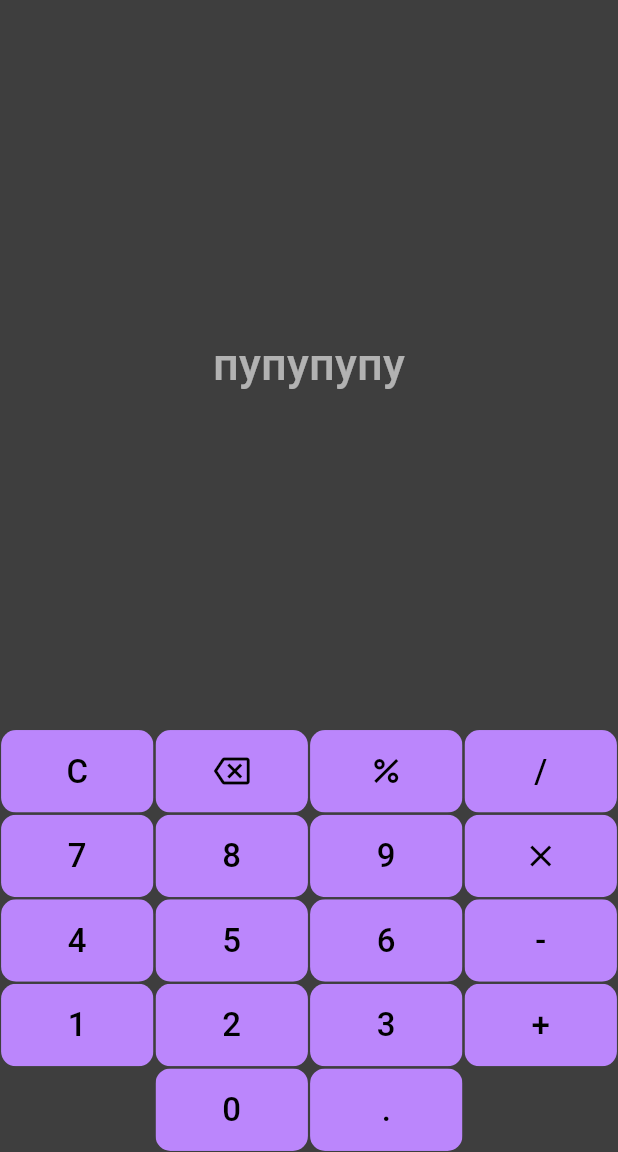
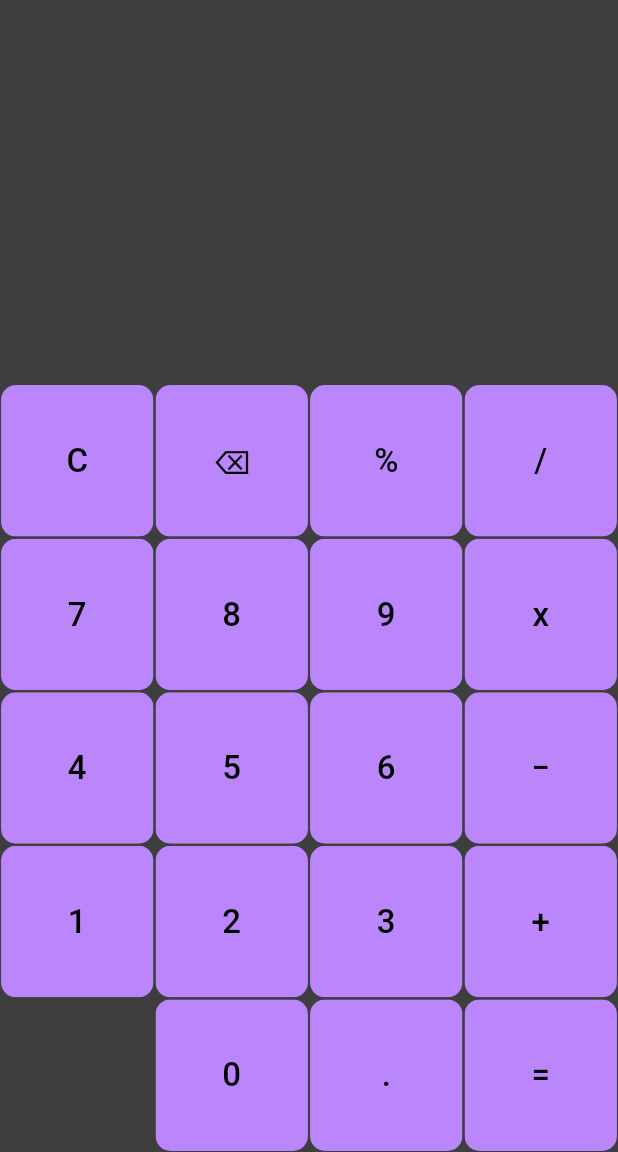
Before and after one commit to Knyrl/flutter_calc, a Flutter app: the screen it shows after launch, on a phone screen of 412 x 824 dp, the part 84-1236 px from its top. Run offline on Flutter 3.47's test engine with Material 3 defaults, Android fonts, the phone set to English and light mode, and no system bars; our stand-ins replace get.

Commit message:
getX is implemented

```diff
--- a/lib/calculator_app.dart
+++ b/lib/calculator_app.dart
@@ -1,5 +1,6 @@
 import 'package:flutter/material.dart';
 import 'package:flutter_calculator/theme/theme.dart';
+import 'package:get/get.dart';
 
 import 'routes/routes.dart';
 
@@ -9,7 +10,7 @@ class Calculator extends StatelessWidget {
   // This widget is the root of your application.
   @override
   Widget build(BuildContext context) {
-    return MaterialApp(
+    return GetMaterialApp(
       debugShowCheckedModeBanner: false,
       title: "My own calculator",
       theme: theme,
--- /dev/null
+++ b/lib/controller/calculator_controller.dart
@@ -0,0 +1,16 @@
+import 'package:get/get.dart';
+
+class CalculatorController extends GetxController {
+  RxString userInput = "".obs;
+  RxString result = "".obs;
+  String addData(value) => userInput.value += value;
+  String delData() => userInput.value = userInput.value.isNotEmpty
+      ? userInput.value.substring(0, userInput.value.length - 1)
+      : userInput.value;
+  void clearData() {
+    userInput.value = '';
+    result.value = '';
+  }
+
+  String calculate(value) => result.value = "= Посчитай сам, дура";
+}
--- /dev/null
+++ b/lib/features/widgets/Keyboard.dart
@@ -0,0 +1,99 @@
+// ignore_for_file: public_member_api_docs, sort_constructors_first
+import 'package:flutter/material.dart';
+import 'package:flutter_calculator/controller/calculator_controller.dart';
+
+import 'package:flutter_calculator/features/widgets/calculator_button.dart';
+import 'package:get/get.dart';
+
+class Keyboard extends StatelessWidget {
+  const Keyboard({
+    super.key,
+  });
+  @override
+  Widget build(BuildContext context) {
+    return const Column(
+      children: [
+        Expanded(
+          child: KeyboardRow(
+            names: ['C', '⌫', '%', '/'],
+          ),
+        ),
+        Expanded(
+          child: KeyboardRow(
+            names: ['7', '8', '9', 'x'],
+          ),
+        ),
+        Expanded(
+          child: KeyboardRow(
+            names: ['4', '5', '6', '−'],
+          ),
+        ),
+        Expanded(
+          child: KeyboardRow(
+            names: ['1', '2', '3', '+'],
+          ),
+        ),
+        Expanded(
+          child: KeyboardRow(
+            names: ['00', '0', '.', '='],
+          ),
+        ),
+      ],
+    );
+  }
+}
+
+class KeyboardRow extends StatelessWidget {
+  const KeyboardRow({
+    super.key,
+    required this.names,
+  });
+  final List<String> names;
+
+  @override
+  Widget build(BuildContext context) {
+    return Row(
+      children: List.generate(
+        names.length,
+        (index) => Expanded(
+          child: names[index] == '00'
+              ? const Spacer()
+              : names[index] == "C"
+                  ? CalculatorButton(
+                      buttonTapped: () {
+                        Get.find<CalculatorController>().clearData();
+                      },
+                      name: names[index],
+                    )
+                  : names[index] == "⌫"
+                      ? CalculatorButton(
+                          buttonTapped: () {
+                            Get.find<CalculatorController>()
+                                    .result
+                                    .value
+                                    .isEmpty
+                                ? Get.find<CalculatorController>().delData()
+                                : null;
+                          },
+                          name: names[index],
+                        )
+                      : names[index] == "="
+                          ? CalculatorButton(
+                              buttonTapped: () {
+                                Get.find<CalculatorController>()
+                                    .calculate(names[index]);
+                              },
+                              name: names[index],
+                            )
+                          : CalculatorButton(
+                              buttonTapped: () {
+                                Get.find<CalculatorController>()
+                                    .addData(names[index]);
+                              },
+                              name: names[index],
+                            ),
+        ),
+      ),
+    );
+  }
+}
--- a/lib/features/widgets/calculator_button.dart
+++ b/lib/features/widgets/calculator_button.dart
@@ -2,59 +2,29 @@
 import 'package:flutter/material.dart';
 
 class CalculatorButton extends StatelessWidget {
-  const CalculatorButton({
-    super.key,
-    required this.name,
-    this.icon,
-  });
+  const CalculatorButton({super.key, required this.name, this.buttonTapped});
 
   final String name;
-  final IconData? icon;
+  final buttonTapped;
 
-//   @override
-//   Widget build(BuildContext context) {
-//     final theme = Theme.of(context);
-//     return DecoratedBox(
-//       decoration: BoxDecoration(shape: BoxShape.circle),
-//       child: ElevatedButton(
-//         style: theme.elevatedButtonTheme.style,
-//         onPressed: () {},
-//         child: icon != null
-//             ? Icon(
-//                 icon,
-//                 color: theme.colorScheme.onPrimary,
-//               )
-//             : Text(
-//                 name,
-//                 style: theme.textTheme.labelMedium,
-//               ),
-//       ),
-//     );
-//   }
-// }
   @override
   Widget build(BuildContext context) {
     final theme = Theme.of(context);
 
     return GestureDetector(
-      onTap: () {},
+      onTap: buttonTapped,
       child: Padding(
         padding: const EdgeInsets.all(0.7),
         child: ClipRRect(
           borderRadius: BorderRadius.circular(10),
           child: Container(
-            height: 55,
+            // height: 120,
             color: theme.colorScheme.primary,
             child: Center(
-              child: icon != null
-                  ? Icon(
-                      icon,
-                      color: theme.colorScheme.onPrimary,
-                    )
-                  : Text(
-                      name,
-                      style: theme.textTheme.labelMedium,
-                    ),
+              child: Text(
+                name,
+                style: theme.textTheme.labelMedium,
+              ),
             ),
           ),
         ),
--- a/lib/features/widgets/ceyboard.dart
+++ /dev/null
@@ -1,61 +0,0 @@
-// ignore_for_file: public_member_api_docs, sort_constructors_first
-import 'package:flutter/material.dart';
-
-import 'package:flutter_calculator/features/widgets/calculator_button.dart';
-
-class Ceyboard extends StatelessWidget {
-  const Ceyboard({
-    super.key,
-  });
-
-  @override
-  Widget build(BuildContext context) {
-    return const Column(
-      children: [
-        CeyboardRow(
-          names: ['C', Icons.backspace_outlined, Icons.percent, '/'],
-        ),
-        CeyboardRow(
-          names: ['7', '8', '9', Icons.close],
-        ),
-        CeyboardRow(
-          names: ['4', '5', '6', '-'],
-        ),
-        CeyboardRow(
-          names: ['1', '2', '3', '+'],
-        ),
-        CeyboardRow(
-          names: ['00', '0', '.', '00'],
-        ),
-      ],
-    );
-  }
-}
-
-class CeyboardRow extends StatelessWidget {
-  const CeyboardRow({
-    super.key,
-    required this.names,
-  });
-  final List<Object> names;
-  @override
-  Widget build(BuildContext context) {
-    return Row(
-      children: List.generate(
-        names.length,
-        (index) => Expanded(
-          child: names[index].toString() == '00'
-              ? const Spacer()
-              : names[index] is String
-                  ? CalculatorButton(
-                      name: names[index].toString(),
-                    )
-                  : CalculatorButton(
-                      name: names[index].toString(),
-                      icon: names[index] as IconData,
-                    ),
-        ),
-      ),
-    );
-  }
-}
--- a/lib/view/calculator_screen.dart
+++ b/lib/view/calculator_screen.dart
@@ -1,55 +1,37 @@
 import 'package:flutter/material.dart';
-import 'package:flutter_calculator/features/widgets/ceyboard.dart';
+import 'package:flutter_calculator/controller/calculator_controller.dart';
+import 'package:flutter_calculator/features/widgets/Keyboard.dart';
+import 'package:get/get.dart';
 
-class CalculatorScreen extends StatefulWidget {
+class CalculatorScreen extends StatelessWidget {
   const CalculatorScreen({super.key});
-
-  @override
-  CalculatorScreenState createState() => CalculatorScreenState();
-}
-
-class CalculatorScreenState extends State<CalculatorScreen> {
-  Widget body() {
-    final theme = Theme.of(context);
-    return Column(
-      children: [
-        Expanded(
-          child: Center(
-            child: Text(
-              // _output,
-              'пупупупу',
-              // textAlign: TextAlign.end,
-              style: theme.textTheme.labelLarge,
-            ),
-          ),
-        ),
-        const Ceyboard(),
-      ],
-    );
-  }
 
   @override
   Widget build(BuildContext context) {
     final theme = Theme.of(context);
+    final CalculatorController controller = Get.put(CalculatorController());
     return Scaffold(
       appBar: AppBar(
         backgroundColor: theme.colorScheme.inversePrimary,
         title: const Text('Calculator'),
       ),
-      body: body(),
+      body: Column(
+        children: [
+          Expanded(
+            child: Align(
+              alignment: Alignment.center,
+              child: Obx(
+                () => Text("${controller.userInput} ${controller.result}",
+                    style: theme.textTheme.titleLarge),
+              ),
+            ),
+          ),
+          const Expanded(
+            flex: 2,
+            child: Keyboard(),
+          ),
+        ],
+      ),
     );
   }
-
-  // Widget _buildButton(String value) {
-  //   return ElevatedButton(
-  //     onPressed: () {
-  //       if (value == 'C') {
-  //         _onClearPressed();
-  //       } else {
-  //         _onButtonPressed(value);
-  //       }
-  //     },
-  //     child: Text(value),
-  //   );
-  // }
 }
--- a/pubspec.yaml
+++ b/pubspec.yaml
@@ -35,6 +35,7 @@ dependencies:
   # The following adds the Cupertino Icons font to your application.
   # Use with the CupertinoIcons class for iOS style icons.
   cupertino_icons: ^1.0.8
+  get: ^4.6.6
 
 dev_dependencies:
   flutter_test:
```
Also changed, not shown: pubspec.lock.
